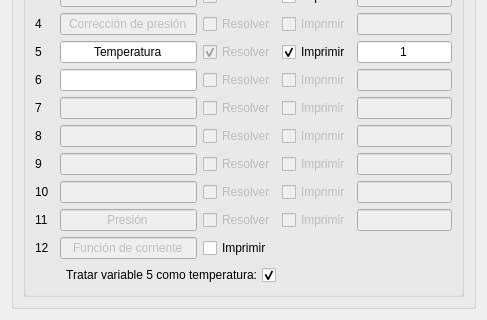
This is variables_window/ui/variables_window.ui in luisdavidrodm/PrePRODIC3D as Qt 5 draws it before an edit; both pictures show x 0 to 487 and y 359 to 679 of the 487 by 679 pixel window. The edited form follows.
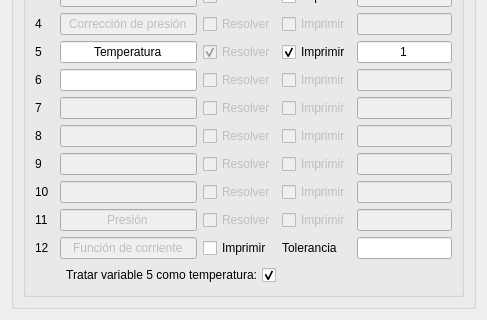
This is the edited form.

Commit message: inclusion de IXYZ y TOL en ventanas valores y variables respectivamente

```diff
--- a/variables_window/ui/variables_window.ui
+++ b/variables_window/ui/variables_window.ui
@@ -7,7 +7,7 @@
     <x>0</x>
     <y>0</y>
     <width>487</width>
-    <height>648</height>
+    <height>674</height>
    </rect>
   </property>
   <property name="windowTitle">
@@ -730,6 +730,16 @@
            </property>
           </widget>
          </item>
+         <item row="12" column="4">
+          <widget class="QLabel" name="label_21">
+           <property name="text">
+            <string>Tolerancia</string>
+           </property>
+          </widget>
+         </item>
+         <item row="12" column="5">
+          <widget class="QLineEdit" name="le_tol"/>
+         </item>
         </layout>
        </widget>
       </item>
```
The commit also changes 3 other files.
